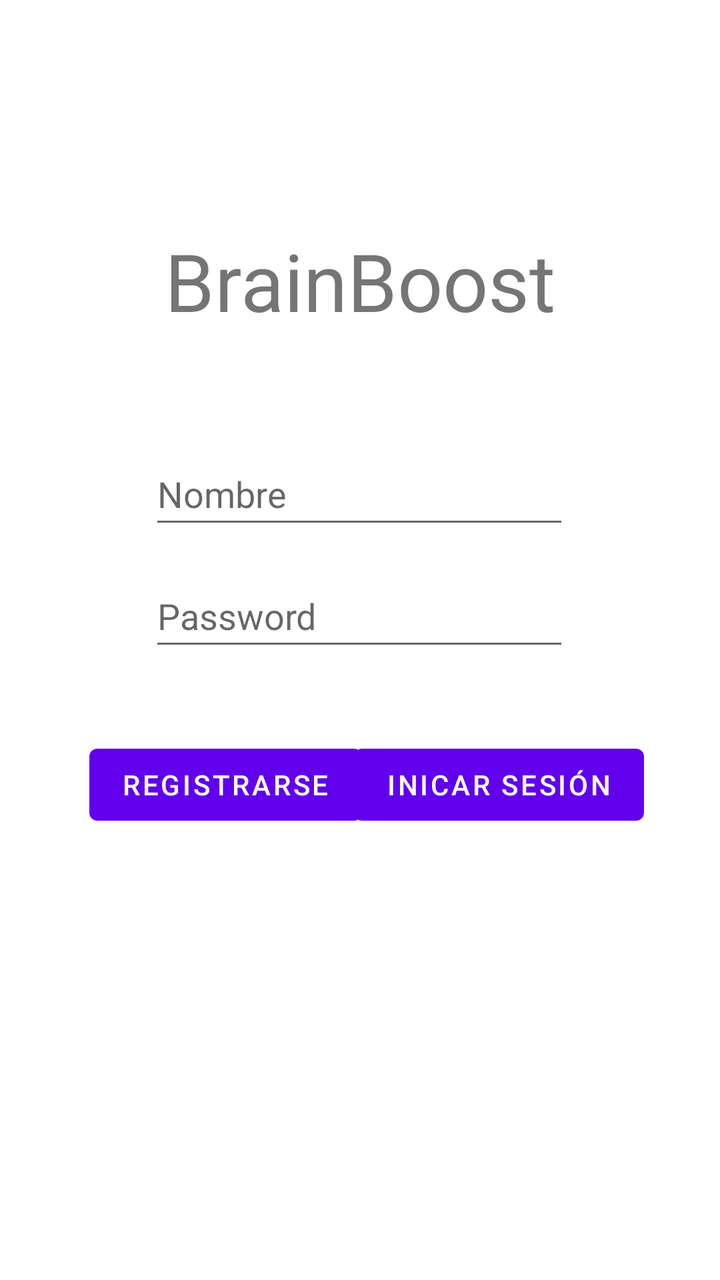
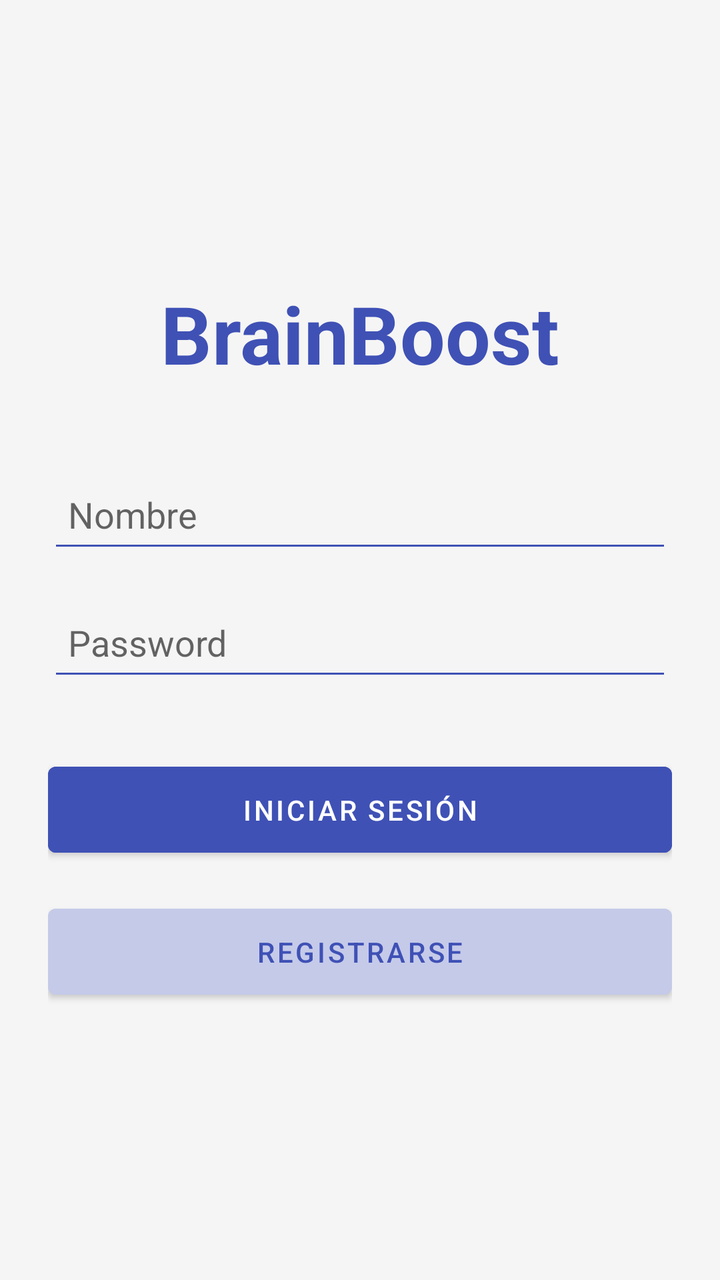

Two renders of the same Android screen: before a commit and after it. Below are the layout's source before the change and the commit's diff.
<!-- AndroidManifest.xml: application theme Theme.ClienteProyectoFinal -->
<!-- res/layout/activity_login.xml -->
<?xml version="1.0" encoding="utf-8"?>
<androidx.constraintlayout.widget.ConstraintLayout xmlns:android="http://schemas.android.com/apk/res/android"
    xmlns:app="http://schemas.android.com/apk/res-auto"
    xmlns:tools="http://schemas.android.com/tools"
    android:id="@+id/main"
    android:layout_width="match_parent"
    android:layout_height="match_parent"
    tools:context="vista.LoginActivity">

    <EditText
        android:id="@+id/editTextNombre"
        android:layout_width="wrap_content"
        android:layout_height="48dp"
        android:ems="10"
        android:hint="Nombre"
        android:inputType="text"
        app:layout_constraintBottom_toBottomOf="parent"
        app:layout_constraintEnd_toEndOf="parent"
        app:layout_constraintHorizontal_bias="0.497"
        app:layout_constraintStart_toStartOf="parent"
        app:layout_constraintTop_toTopOf="parent"
        app:layout_constraintVertical_bias="0.374" />

    <Button
        android:id="@+id/buttonIniciarSesion"
        android:layout_width="wrap_content"
        android:layout_height="wrap_content"
        android:text="Inicar sesión"
        app:layout_constraintBottom_toBottomOf="parent"
        app:layout_constraintEnd_toEndOf="parent"
        app:layout_constraintHorizontal_bias="0.823"
        app:layout_constraintStart_toStartOf="parent"
        app:layout_constraintTop_toTopOf="parent"
        app:layout_constraintVertical_bias="0.622" />

    <Button
        android:id="@+id/buttonRegistrarse"
        android:layout_width="wrap_content"
        android:layout_height="wrap_content"
        android:text="Registrarse"
        app:layout_constraintBottom_toBottomOf="parent"
        app:layout_constraintEnd_toEndOf="parent"
        app:layout_constraintHorizontal_bias="0.2"
        app:layout_constraintStart_toStartOf="parent"
        app:layout_constraintTop_toTopOf="parent"
        app:layout_constraintVertical_bias="0.622" />

    <EditText
        android:id="@+id/editTextTextPassword"
        android:layout_width="wrap_content"
        android:layout_height="48dp"
        android:ems="10"
        android:hint="Password"
        android:inputType="textPassword"
        app:layout_constraintBottom_toBottomOf="parent"
        app:layout_constraintEnd_toEndOf="parent"
        app:layout_constraintHorizontal_bias="0.497"
        app:layout_constraintStart_toStartOf="parent"
        app:layout_constraintTop_toTopOf="parent"
        app:layout_constraintVertical_bias="0.477" />

    <TextView
        android:id="@+id/textView"
        android:layout_width="wrap_content"
        android:layout_height="wrap_content"
        android:text="BrainBoost"
        android:textSize="40dp"
        app:layout_constraintBottom_toBottomOf="parent"
        app:layout_constraintEnd_toEndOf="parent"
        app:layout_constraintStart_toStartOf="parent"
        app:layout_constraintTop_toTopOf="parent"
        app:layout_constraintVertical_bias="0.194" />
</androidx.constraintlayout.widget.ConstraintLayout>
<!-- resources referenced by this layout -->
<resources>
  <style name="Theme.ClienteProyectoFinal" parent="Theme.MaterialComponents.DayNight.NoActionBar">
          
          <item name="colorPrimary">@color/purple_500</item>
          <item name="colorPrimaryVariant">@color/purple_700</item>
          <item name="colorOnPrimary">@color/white</item>
          
          <item name="colorSecondary">@color/teal_200</item>
          <item name="colorSecondaryVariant">@color/teal_700</item>
          <item name="colorOnSecondary">@color/black</item>
          
          <item name="android:statusBarColor">?attr/colorPrimaryVariant</item>
          
      </style>
  <color name="purple_500">#FF6200EE</color>
  <color name="purple_700">#FF3700B3</color>
  <color name="white">#FFFFFFFF</color>
  <color name="teal_200">#FF03DAC5</color>
  <color name="teal_700">#FF018786</color>
  <color name="black">#FF000000</color>
</resources>

<!-- the commit's change to res/layout/activity_login.xml (unified diff, before → after) -->
@@ -5,69 +5,73 @@
     android:id="@+id/main"
     android:layout_width="match_parent"
     android:layout_height="match_parent"
-    tools:context="vista.LoginActivity">
-
-    <EditText
-        android:id="@+id/editTextNombre"
-        android:layout_width="wrap_content"
-        android:layout_height="48dp"
-        android:ems="10"
-        android:hint="Nombre"
-        android:inputType="text"
-        app:layout_constraintBottom_toBottomOf="parent"
-        app:layout_constraintEnd_toEndOf="parent"
-        app:layout_constraintHorizontal_bias="0.497"
-        app:layout_constraintStart_toStartOf="parent"
-        app:layout_constraintTop_toTopOf="parent"
-        app:layout_constraintVertical_bias="0.374" />
-
-    <Button
-        android:id="@+id/buttonIniciarSesion"
-        android:layout_width="wrap_content"
-        android:layout_height="wrap_content"
-        android:text="Inicar sesión"
-        app:layout_constraintBottom_toBottomOf="parent"
-        app:layout_constraintEnd_toEndOf="parent"
-        app:layout_constraintHorizontal_bias="0.823"
-        app:layout_constraintStart_toStartOf="parent"
-        app:layout_constraintTop_toTopOf="parent"
-        app:layout_constraintVertical_bias="0.622" />
-
-    <Button
-        android:id="@+id/buttonRegistrarse"
-        android:layout_width="wrap_content"
-        android:layout_height="wrap_content"
-        android:text="Registrarse"
-        app:layout_constraintBottom_toBottomOf="parent"
-        app:layout_constraintEnd_toEndOf="parent"
-        app:layout_constraintHorizontal_bias="0.2"
-        app:layout_constraintStart_toStartOf="parent"
-        app:layout_constraintTop_toTopOf="parent"
-        app:layout_constraintVertical_bias="0.622" />
-
-    <EditText
-        android:id="@+id/editTextTextPassword"
-        android:layout_width="wrap_content"
-        android:layout_height="48dp"
-        android:ems="10"
-        android:hint="Password"
-        android:inputType="textPassword"
-        app:layout_constraintBottom_toBottomOf="parent"
-        app:layout_constraintEnd_toEndOf="parent"
-        app:layout_constraintHorizontal_bias="0.497"
-        app:layout_constraintStart_toStartOf="parent"
-        app:layout_constraintTop_toTopOf="parent"
-        app:layout_constraintVertical_bias="0.477" />
+    android:padding="24dp"
+    tools:context="vista.LoginActivity"
+    android:background="#F5F5F5">
 
     <TextView
         android:id="@+id/textView"
         android:layout_width="wrap_content"
         android:layout_height="wrap_content"
+        android:layout_marginTop="116dp"
         android:text="BrainBoost"
-        android:textSize="40dp"
-        app:layout_constraintBottom_toBottomOf="parent"
+        android:textColor="#3F51B5"
+        android:textSize="40sp"
+        android:textStyle="bold"
         app:layout_constraintEnd_toEndOf="parent"
         app:layout_constraintStart_toStartOf="parent"
-        app:layout_constraintTop_toTopOf="parent"
-        app:layout_constraintVertical_bias="0.194" />
+        app:layout_constraintTop_toTopOf="parent" />
+
+    <EditText
+        android:id="@+id/editTextNombre"
+        android:layout_width="0dp"
+        android:layout_height="48dp"
+        android:hint="Nombre"
+        android:inputType="text"
+        android:backgroundTint="#3F51B5"
+        android:padding="10dp"
+        android:layout_marginTop="40dp"
+        app:layout_constraintTop_toBottomOf="@id/textView"
+        app:layout_constraintStart_toStartOf="parent"
+        app:layout_constraintEnd_toEndOf="parent" />
+
+    <EditText
+        android:id="@+id/editTextTextPassword"
+        android:layout_width="0dp"
+        android:layout_height="48dp"
+        android:hint="Password"
+        android:inputType="textPassword"
+        android:backgroundTint="#3F51B5"
+        android:padding="10dp"
+        android:layout_marginTop="16dp"
+        app:layout_constraintTop_toBottomOf="@id/editTextNombre"
+        app:layout_constraintStart_toStartOf="parent"
+        app:layout_constraintEnd_toEndOf="parent" />
+
+    <Button
+        android:id="@+id/buttonIniciarSesion"
+        android:layout_width="0dp"
+        android:layout_height="wrap_content"
+        android:text="Iniciar sesión"
+        android:backgroundTint="#3F51B5"
+        android:textColor="#FFFFFF"
+        android:padding="12dp"
+        android:layout_marginTop="32dp"
+        app:layout_constraintTop_toBottomOf="@id/editTextTextPassword"
+        app:layout_constraintStart_toStartOf="parent"
+        app:layout_constraintEnd_toEndOf="parent" />
+
+    <Button
+        android:id="@+id/buttonRegistrarse"
+        android:layout_width="0dp"
+        android:layout_height="wrap_content"
+        android:text="Registrarse"
+        android:backgroundTint="#C5CAE9"
+        android:textColor="#3F51B5"
+        android:padding="12dp"
+        android:layout_marginTop="16dp"
+        app:layout_constraintTop_toBottomOf="@id/buttonIniciarSesion"
+        app:layout_constraintStart_toStartOf="parent"
+        app:layout_constraintEnd_toEndOf="parent" />
+
 </androidx.constraintlayout.widget.ConstraintLayout>
